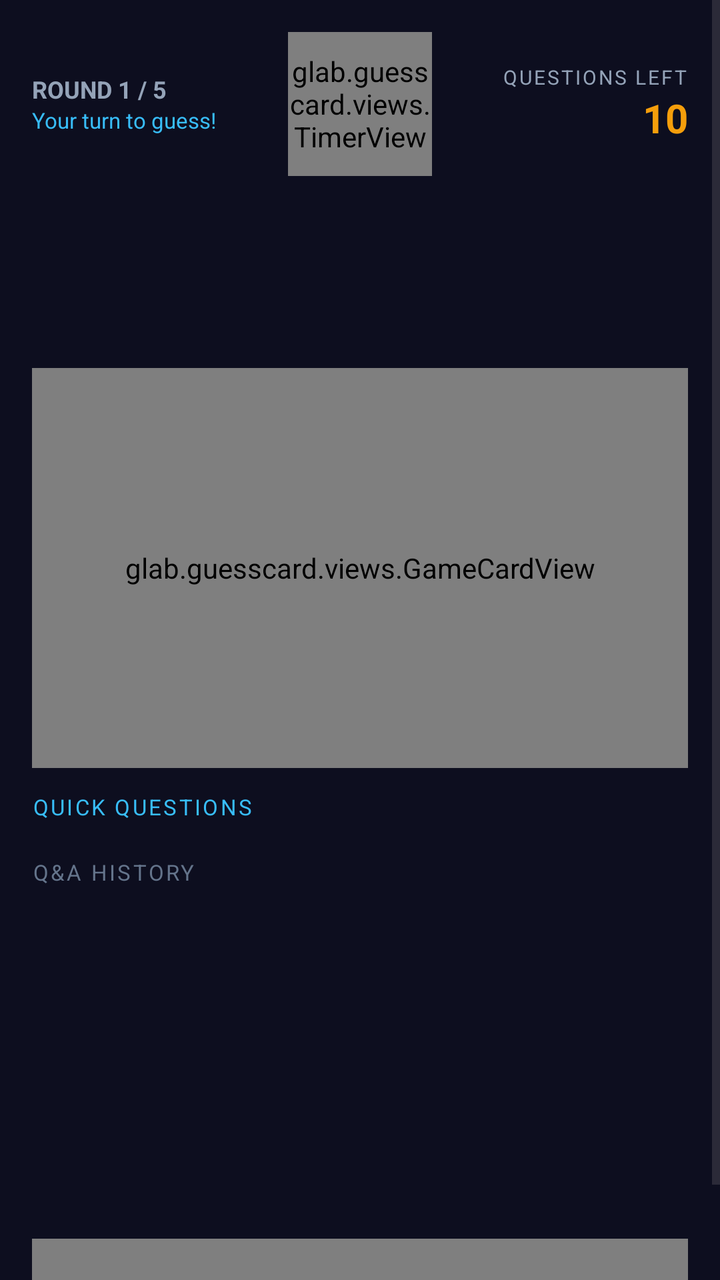
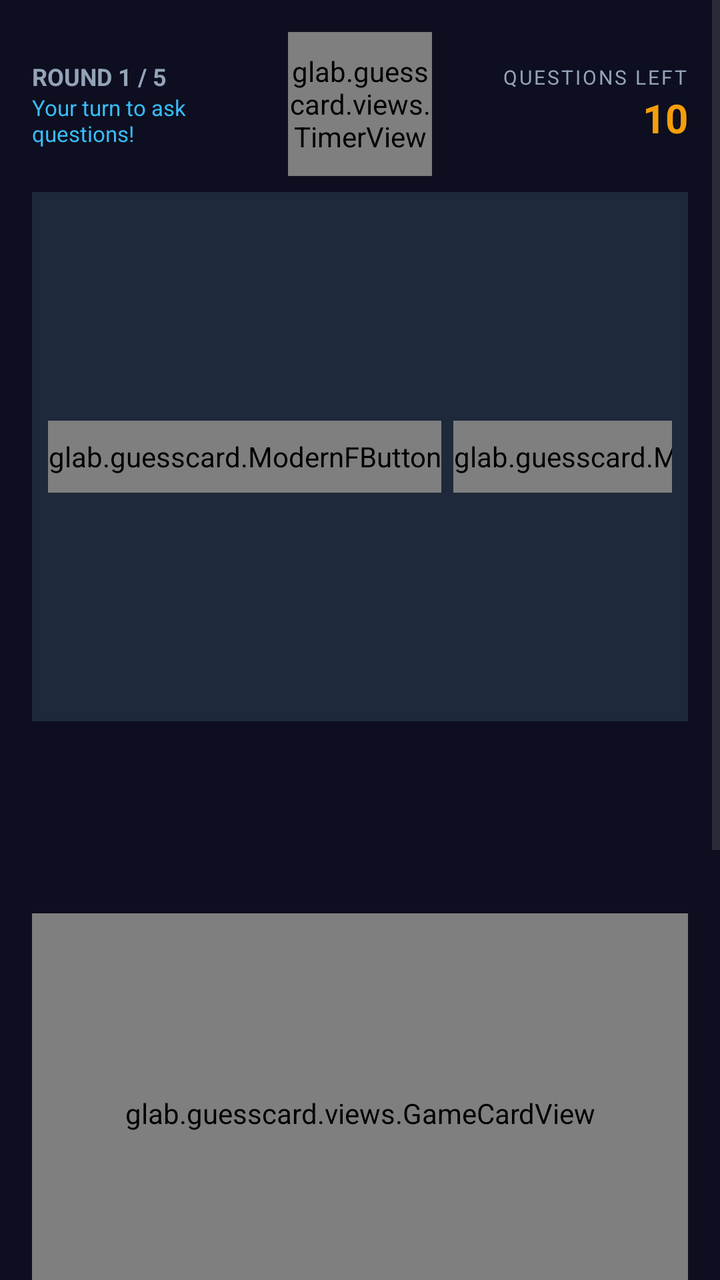

Before-and-after screenshots of an Android layout around one commit, followed by the original layout XML and the change that was made.
<!-- AndroidManifest.xml: application theme Theme.TerritoryWars -->
<!-- res/layout/fragment_game.xml -->
<?xml version="1.0" encoding="utf-8"?>
<ScrollView xmlns:android="http://schemas.android.com/apk/res/android"
    android:layout_width="match_parent"
    android:layout_height="match_parent"
    android:background="@color/bg_dark"
    android:fillViewport="true">

    <LinearLayout
        android:layout_width="match_parent"
        android:layout_height="wrap_content"
        android:orientation="vertical"
        android:padding="16dp">

        
        <LinearLayout
            android:layout_width="match_parent"
            android:layout_height="wrap_content"
            android:gravity="center_vertical"
            android:orientation="horizontal"
            android:layout_marginBottom="8dp">

            <LinearLayout
                android:layout_width="0dp"
                android:layout_height="wrap_content"
                android:layout_weight="1"
                android:orientation="vertical">

                <TextView
                    android:id="@+id/tvRoundIndicator"
                    android:layout_width="wrap_content"
                    android:layout_height="wrap_content"
                    android:text="ROUND 1 / 5"
                    android:textColor="#94A3B8"
                    android:textSize="12sp"
                    android:textStyle="bold" />

                <TextView
                    android:id="@+id/tvCurrentPlayer"
                    android:layout_width="wrap_content"
                    android:layout_height="wrap_content"
                    android:text="Your turn to guess!"
                    android:textColor="#38BDF8"
                    android:textSize="11sp" />
            </LinearLayout>

            <glab.guesscard.views.TimerView
                android:id="@+id/timerView"
                android:layout_width="72dp"
                android:layout_height="72dp" />

            <LinearLayout
                android:layout_width="0dp"
                android:layout_height="wrap_content"
                android:layout_weight="1"
                android:gravity="end"
                android:orientation="vertical">

                <TextView
                    android:layout_width="wrap_content"
                    android:layout_height="wrap_content"
                    android:text="QUESTIONS LEFT"
                    android:textColor="#94A3B8"
                    android:textSize="10sp"
                    android:letterSpacing="0.1" />

                <TextView
                    android:id="@+id/tvQuestionsLeft"
                    android:layout_width="wrap_content"
                    android:layout_height="wrap_content"
                    android:text="10"
                    android:textColor="#F59E0B"
                    android:textSize="20sp"
                    android:textStyle="bold" />
            </LinearLayout>

        </LinearLayout>

        
        <LinearLayout
            android:id="@+id/gamePlayerContainer"
            android:layout_width="match_parent"
            android:layout_height="80dp"
            android:gravity="center"
            android:orientation="horizontal"
            android:layout_marginBottom="8dp" />

        
        <glab.guesscard.views.GameCardView
            android:id="@+id/gameCardView"
            android:layout_width="match_parent"
            android:layout_height="200dp"
            android:layout_marginBottom="12dp" />

        
        <LinearLayout
            android:layout_width="match_parent"
            android:layout_height="wrap_content"
            android:orientation="horizontal"
            android:gravity="center_vertical"
            android:layout_marginBottom="6dp">

            <TextView
                android:id="@+id/tvQuickQuestionsHeader"
                android:layout_width="0dp"
                android:layout_weight="1"
                android:layout_height="wrap_content"
                android:text="Quick Questions"
                android:textColor="#38BDF8"
                android:textSize="11sp"
                android:textAllCaps="true"
                android:letterSpacing="0.1" />

            
            <glab.guesscard.ModernFButton
                android:id="@+id/btnVoiceQuestion"
                android:layout_width="44dp"
                android:layout_height="44dp"
                android:text="🎤"
                android:visibility="gone" />

        </LinearLayout>

        <HorizontalScrollView
            android:layout_width="match_parent"
            android:layout_height="wrap_content"
            android:scrollbars="none"
            android:layout_marginBottom="12dp">

            <LinearLayout
                android:id="@+id/quickQuestionsContainer"
                android:layout_width="wrap_content"
                android:layout_height="wrap_content"
                android:orientation="horizontal" />
        </HorizontalScrollView>

        
        <TextView
            android:layout_width="match_parent"
            android:layout_height="wrap_content"
            android:text="Q&amp;A History"
            android:textColor="#64748B"
            android:textSize="11sp"
            android:textAllCaps="true"
            android:letterSpacing="0.1"
            android:layout_marginBottom="4dp" />

        <androidx.recyclerview.widget.RecyclerView
            android:id="@+id/rvQuestionHistory"
            android:layout_width="match_parent"
            android:layout_height="160dp"
            android:nestedScrollingEnabled="true"
            android:layout_marginBottom="12dp" />

        
        <LinearLayout
            android:id="@+id/answerButtonContainer"
            android:layout_width="match_parent"
            android:layout_height="wrap_content"
            android:orientation="horizontal"
            android:layout_marginBottom="8dp"
            android:visibility="gone">

            <glab.guesscard.ModernFButton
                android:id="@+id/btnAnswerYes"
                android:layout_width="0dp"
                android:layout_height="52dp"
                android:layout_weight="1"
                android:layout_marginEnd="6dp"
                android:text="YES 👍" />

            <glab.guesscard.ModernFButton
                android:id="@+id/btnAnswerNo"
                android:layout_width="0dp"
                android:layout_height="52dp"
                android:layout_weight="1"
                android:layout_marginStart="6dp"
                android:text="NO 👎" />

        </LinearLayout>

        
        <glab.guesscard.ModernFButton
            android:id="@+id/btnGuess"
            android:layout_width="match_parent"
            android:layout_height="56dp"
            android:text="🎯  GUESS THE CARD" />

    </LinearLayout>
</ScrollView>
<!-- resources referenced by this layout -->
<resources>
  <color name="bg_dark">#0D0E1F</color>
  <style name="Theme.TerritoryWars" parent="Theme.Material3.DayNight.NoActionBar">
          
          <item name="colorPrimary">@color/purple_500</item>
          <item name="colorPrimaryVariant">@color/purple_700</item>
          <item name="colorOnPrimary">@color/white</item>
          
          <item name="colorSecondary">@color/teal_200</item>
          <item name="colorSecondaryVariant">@color/teal_700</item>
          <item name="colorOnSecondary">@color/black</item>
          
          <item name="android:statusBarColor">@android:color/transparent</item>
          <item name="android:navigationBarColor">@android:color/transparent</item>
          <item name="android:windowDrawsSystemBarBackgrounds">true</item>
      </style>
  <color name="purple_500">#FF6200EE</color>
  <color name="purple_700">#FF3700B3</color>
  <color name="white">#FFFFFFFF</color>
  <color name="teal_200">#FF03DAC5</color>
  <color name="teal_700">#FF018786</color>
  <color name="black">#FF000000</color>
</resources>

<!-- the commit's change to res/layout/fragment_game.xml (unified diff, before → after) -->
@@ -38,7 +38,7 @@
                     android:id="@+id/tvCurrentPlayer"
                     android:layout_width="wrap_content"
                     android:layout_height="wrap_content"
-                    android:text="Your turn to guess!"
+                    android:text="Your turn to ask questions!"
                     android:textColor="#38BDF8"
                     android:textSize="11sp" />
             </LinearLayout>
@@ -77,6 +77,42 @@
 
         
         <LinearLayout
+            android:id="@+id/voiceControlsContainer"
+            android:layout_width="match_parent"
+            android:layout_height="wrap_content"
+            android:orientation="horizontal"
+            android:gravity="center_vertical"
+            android:background="#1E293B"
+            android:padding="8dp"
+            android:layout_marginBottom="8dp">
+
+            <TextView
+                android:layout_width="0dp"
+                android:layout_weight="1"
+                android:layout_height="wrap_content"
+                android:text="Realtime Voice Chat"
+                android:textColor="#94A3B8"
+                android:textSize="11sp" />
+
+            <glab.guesscard.ModernFButton
+                android:id="@+id/btnMuteSelf"
+                android:layout_width="wrap_content"
+                android:layout_height="36dp"
+                android:layout_marginEnd="6dp"
+                android:text="Mic On"
+                android:textSize="11sp" />
+
+            <glab.guesscard.ModernFButton
+                android:id="@+id/btnMuteOthers"
+                android:layout_width="wrap_content"
+                android:layout_height="36dp"
+                android:text="Audio On"
+                android:textSize="11sp" />
+
+        </LinearLayout>
+
+        
+        <LinearLayout
             android:id="@+id/gamePlayerContainer"
             android:layout_width="match_parent"
             android:layout_height="80dp"
@@ -113,9 +149,11 @@
             
             <glab.guesscard.ModernFButton
                 android:id="@+id/btnVoiceQuestion"
-                android:layout_width="44dp"
+                android:layout_width="wrap_content"
                 android:layout_height="44dp"
-                android:text="🎤"
+                android:paddingStart="12dp"
+                android:paddingEnd="12dp"
+                android:text="Ask by Voice"
                 android:visibility="gone" />
 
         </LinearLayout>
@@ -166,7 +204,7 @@
                 android:layout_height="52dp"
                 android:layout_weight="1"
                 android:layout_marginEnd="6dp"
-                android:text="YES 👍" />
+                android:text="YES" />
 
             <glab.guesscard.ModernFButton
                 android:id="@+id/btnAnswerNo"
@@ -174,7 +212,7 @@
                 android:layout_height="52dp"
                 android:layout_weight="1"
                 android:layout_marginStart="6dp"
-                android:text="NO 👎" />
+                android:text="NO" />
 
         </LinearLayout>
 
@@ -183,7 +221,7 @@
             android:id="@+id/btnGuess"
             android:layout_width="match_parent"
             android:layout_height="56dp"
-            android:text="🎯  GUESS THE CARD" />
+            android:text="GUESS THE CARD" />
 
     </LinearLayout>
 </ScrollView>
